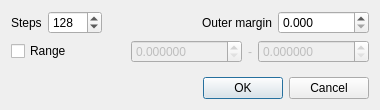
Old version of the form qCC/ui_templates/distanceMapDlg.ui in the repository CloudCompare/CloudCompare.
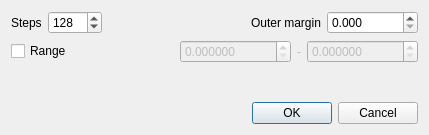
New version of the form.

Diff of the .ui file:
```diff
--- a/qCC/ui_templates/distanceMapDlg.ui
+++ b/qCC/ui_templates/distanceMapDlg.ui
@@ -6,8 +6,8 @@
    <rect>
     <x>0</x>
     <y>0</y>
-    <width>380</width>
-    <height>110</height>
+    <width>429</width>
+    <height>135</height>
    </rect>
   </property>
   <property name="windowTitle">
```
Left out of the diff: 2 changed lines with no effect on the pictures.
